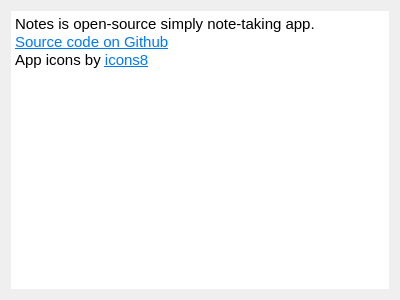
Above: forms/AboutWindow.ui from Patryk-Trojak/Notes before the change. Below: the same form after it.
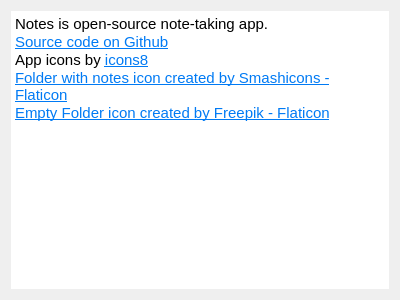
That is the form after the change.

Commit message: Add folders icons

```diff
--- a/forms/AboutWindow.ui
+++ b/forms/AboutWindow.ui
@@ -27,9 +27,11 @@
 li.unchecked::marker { content: &quot;\2610&quot;; }
 li.checked::marker { content: &quot;\2612&quot;; }
 &lt;/style&gt;&lt;/head&gt;&lt;body style=&quot; font-family:'Cantarell'; font-size:11pt; font-weight:400; font-style:normal;&quot;&gt;
-&lt;p style=&quot; margin-top:0px; margin-bottom:0px; margin-left:0px; margin-right:0px; -qt-block-indent:0; text-indent:0px;&quot;&gt;Notes is open-source simply note-taking app.&lt;/p&gt;
+&lt;p style=&quot; margin-top:0px; margin-bottom:0px; margin-left:0px; margin-right:0px; -qt-block-indent:0; text-indent:0px;&quot;&gt;Notes is open-source note-taking app.&lt;/p&gt;
 &lt;p style=&quot; margin-top:0px; margin-bottom:0px; margin-left:0px; margin-right:0px; -qt-block-indent:0; text-indent:0px;&quot;&gt;&lt;a href=&quot;https://github.com/Patryk-Trojak/Notes&quot;&gt;&lt;span style=&quot; text-decoration: underline; color:#007af4;&quot;&gt;Source code on Github&lt;/span&gt;&lt;/a&gt;&lt;/p&gt;
-&lt;p style=&quot; margin-top:0px; margin-bottom:0px; margin-left:0px; margin-right:0px; -qt-block-indent:0; text-indent:0px;&quot;&gt;App icons by &lt;a href=&quot;https://icons8.com&quot;&gt;&lt;span style=&quot; text-decoration: underline; color:#007af4;&quot;&gt;icons8&lt;/span&gt;&lt;/a&gt;&lt;/p&gt;&lt;/body&gt;&lt;/html&gt;</string>
+&lt;p style=&quot; margin-top:0px; margin-bottom:0px; margin-left:0px; margin-right:0px; -qt-block-indent:0; text-indent:0px;&quot;&gt;App icons by &lt;a href=&quot;https://icons8.com&quot;&gt;&lt;span style=&quot; text-decoration: underline; color:#007af4;&quot;&gt;icons8&lt;/span&gt;&lt;/a&gt;&lt;/p&gt;
+&lt;p style=&quot; margin-top:0px; margin-bottom:0px; margin-left:0px; margin-right:0px; -qt-block-indent:0; text-indent:0px;&quot;&gt;&lt;a href=&quot;https://www.flaticon.com/free-icon/folder_149337&quot;&gt;&lt;span style=&quot; text-decoration: underline; color:#007af4;&quot;&gt;Folder with notes icon created by Smashicons - Flaticon&lt;/span&gt;&lt;/a&gt;&lt;/p&gt;
+&lt;p style=&quot; margin-top:0px; margin-bottom:0px; margin-left:0px; margin-right:0px; -qt-block-indent:0; text-indent:0px;&quot;&gt;&lt;a href=&quot;https://www.flaticon.com/free-icon/folder_3628828&quot;&gt;&lt;span style=&quot; text-decoration: underline; color:#007af4;&quot;&gt;Empty Folder icon created by Freepik - Flaticon&lt;/span&gt;&lt;/a&gt;&lt;/p&gt;&lt;/body&gt;&lt;/html&gt;</string>
      </property>
      <property name="openExternalLinks">
       <bool>true</bool>
```
The commit also changes 3 other files.
